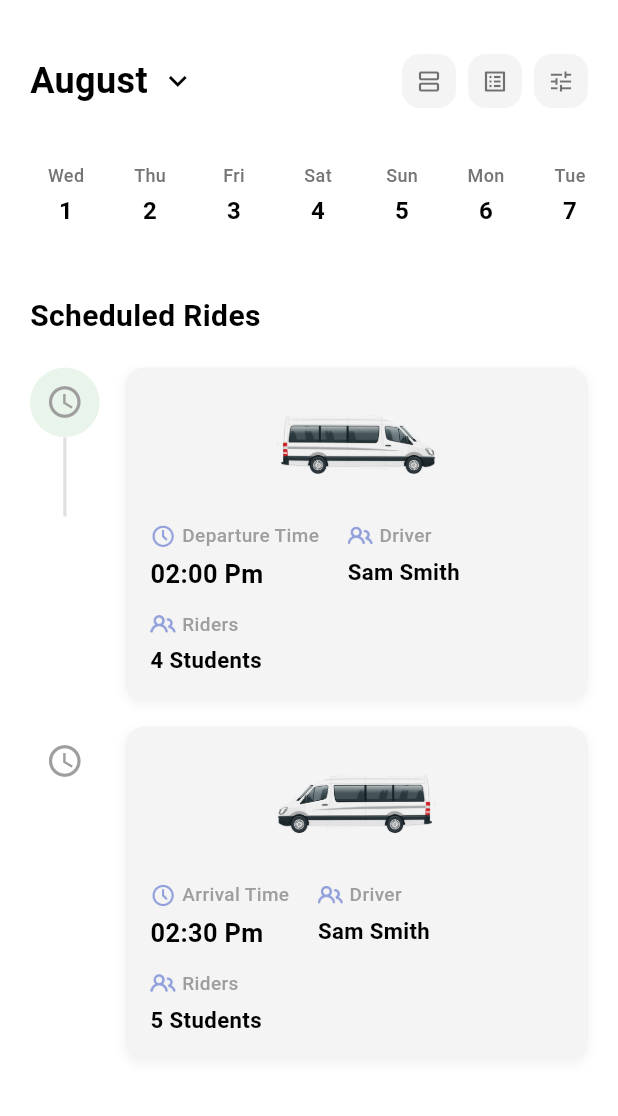
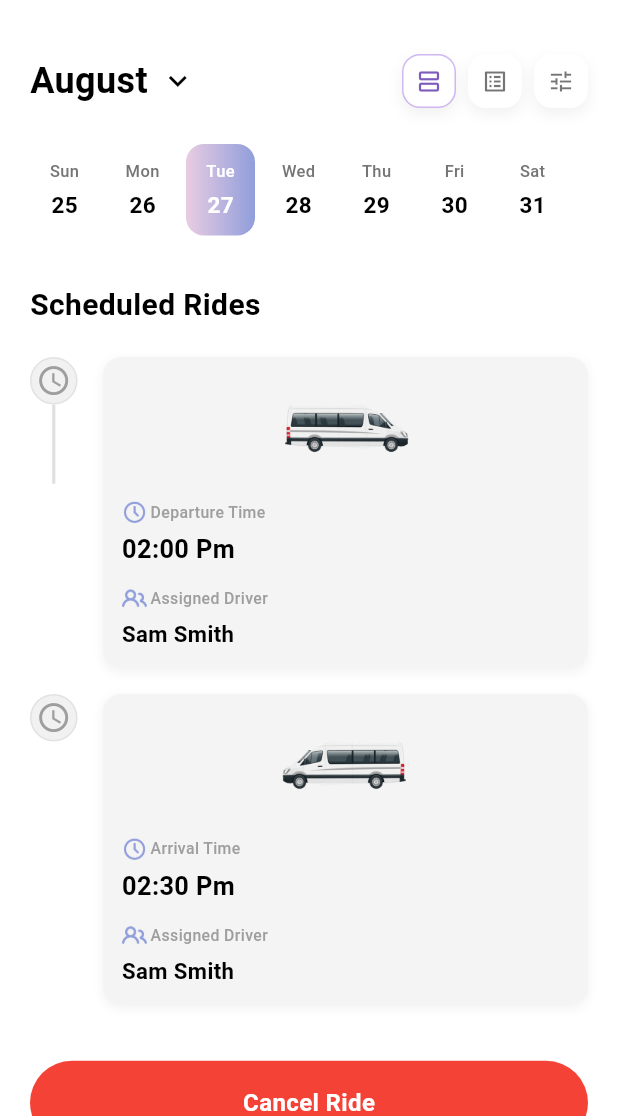
Before and after one commit to MKhalidHossain/Perent_monitoring-Role-parent-driver, a Flutter app: the DriverCalendarScreen screen opened by its route, on a phone screen of 412 x 824 dp, the part 120-1236 px from its top. Run offline on Flutter 3.47's test engine with Material 3 defaults, Android fonts, the phone set to English and light mode, and no system bars; our stand-ins replace flutter_animate, get, google_maps_flutter, image_picker, pin_code_fields, shared_preferences; missing offline and left inert: email_otp; accounts and stored records are empty.

Commit message:
DriverCalendarScreen make responsive and fix up renderflex issue

```diff
--- a/lib/config/app_url.dart
+++ b/lib/config/app_url.dart
@@ -1,5 +1,6 @@
 abstract class AppUrl {
-  static const String baseUrl = 'http://10.10.5.95:5001/api/v1';
+  // static const String baseUrl = 'http://10.10.5.95:5001/api/v1';
+  static const String baseUrl = 'http://localhost:5001/api/v1';
   static const String login = '$baseUrl/users/login';
   static const String register = '$baseUrl/users/register';
   static const String sendOtp = '$baseUrl/auth/send-otp';
--- a/lib/views/calendar/driver_calendar_screen.dart
+++ b/lib/views/calendar/driver_calendar_screen.dart
@@ -19,6 +19,7 @@
  final int currentIndex = 1; // Calendar tab selected
   String _selectedMonth = 'August';
   int _selectedDay = 27;
+  int _selectedView = 0;
 
   final List<String> _months = [
     'January',
@@ -36,37 +37,13 @@
   ];
 
   final List<Map<String, dynamic>> _weekDays = [
-    {'day': 'Wed', 'date': 1},
-    {'day': 'Thu', 'date': 2},
-    {'day': 'Fri', 'date': 3},
-    {'day': 'Sat', 'date': 4},
-    {'day': 'Sun', 'date': 5},
-    {'day': 'Mon', 'date': 6},
-    {'day': 'Tue', 'date': 7},
-    {'day': 'Wed', 'date': 8},
-    {'day': 'Thu', 'date': 9},
-    {'day': 'Fri', 'date': 10},
-    {'day': 'Sat', 'date': 11},
-    {'day': 'Sun', 'date': 12},
-    {'day': 'Mon', 'date': 13},
-    {'day': 'Tue', 'date': 14},
-    {'day': 'Wed', 'date': 15},
-    {'day': 'Thu', 'date': 16},
-    {'day': 'Fri', 'date': 17},
-    {'day': 'Sat', 'date': 18},
-    {'day': 'Sun', 'date': 19},
-    {'day': 'Mon', 'date': 20},
-    {'day': 'Tue', 'date': 21},
-    {'day': 'Wed', 'date': 22},
-    {'day': 'Thu', 'date': 23},
-    {'day': 'Fri', 'date': 24},
-    {'day': 'Sat', 'date': 25},
-    {'day': 'Sun', 'date': 26},
-    {'day': 'Mon', 'date': 27},
-    {'day': 'Tue', 'date': 28},
-    {'day': 'Wed', 'date': 29},
-    {'day': 'Thu', 'date': 30},
-    {'day': 'Fri', 'date': 31},
+    {'day': 'Sun', 'date': 25},
+    {'day': 'Mon', 'date': 26},
+    {'day': 'Tue', 'date': 27},
+    {'day': 'Wed', 'date': 28},
+    {'day': 'Thu', 'date': 29},
+    {'day': 'Fri', 'date': 30},
+    {'day': 'Sat', 'date': 31},
   ];
 
   final List<RideModel> _scheduledRides = [
@@ -150,11 +127,20 @@
                     // View Options
                     Row(
                       children: [
-                        _buildViewOption(Icons.view_agenda_outlined),
+                        _buildViewOption(
+                          Icons.view_agenda_outlined,
+                          0,
+                        ),
                         const SizedBox(width: 8),
-                        _buildViewOption(Icons.list_alt_outlined),
+                        _buildViewOption(
+                          Icons.list_alt_outlined,
+                          1,
+                        ),
                         const SizedBox(width: 8),
-                        _buildViewOption(Icons.tune),
+                        _buildViewOption(
+                          Icons.tune,
+                          2,
+                        ),
                       ],
                     ),
                   ],
@@ -165,20 +151,26 @@
               // Week Calendar
               Padding(
                 padding: const EdgeInsets.symmetric(horizontal: 20),
-                child: SingleChildScrollView(
-                  scrollDirection: Axis.horizontal,
-                  child: Row(
-                    children: _weekDays.map((dayData) {
+                child: LayoutBuilder(
+                  builder: (context, constraints) {
+                    final double itemWidth =
+                        min(46, (constraints.maxWidth - 6 * 6) / 7);
+                    return Row(
+                      children: _weekDays.asMap().entries.map((entry) {
+                        final dayData = entry.value;
+                        final bool isLast = entry.key == _weekDays.length - 1;
                         return Padding(
-                        padding: const EdgeInsets.only(right: 8.0),
+                          padding: EdgeInsets.only(right: isLast ? 0 : 6),
                           child: _buildDayItem(
                             dayData['day'],
                             dayData['date'],
                             dayData['date'] == _selectedDay,
+                            width: itemWidth,
                           ),
                         );
                       }).toList(),
-                  ),
+                    );
+                  },
                 ),
               ),
               const SizedBox(height: 32),
@@ -298,7 +290,8 @@
   //
   // }
 
-  Widget _buildDayItem(String day, int date, bool isSelected) {
+  Widget _buildDayItem(String day, int date, bool isSelected,
+      {double width = 46}) {
     return GestureDetector(
       onTap: () {
         setState(() {
@@ -306,8 +299,8 @@
         });
       },
       child: Container(
-        width: 48,
-        padding: const EdgeInsets.symmetric(vertical: 12),
+        width: width,
+        padding: const EdgeInsets.symmetric(vertical: 10),
         decoration: BoxDecoration(
           gradient: isSelected
               ? AppColors.buttonGradient // Use the gradient if selected
@@ -322,7 +315,7 @@
             Text(
               day,
               style: TextStyle(
-                fontSize: 12,
+                fontSize: 11,
                 color: isSelected ? Colors.white : Colors.grey[600],
                 fontWeight: FontWeight.w500,
               ),
@@ -331,7 +324,7 @@
             Text(
               date.toString(),
               style: TextStyle(
-                fontSize: 16,
+                fontSize: 15,
                 fontWeight: FontWeight.bold,
                 color: isSelected ? Colors.white : Colors.black,
               ),
@@ -342,18 +335,37 @@
     );
   }
 
-  Widget _buildViewOption(IconData icon) {
-    return Container(
+  Widget _buildViewOption(IconData icon, int index) {
+    final bool isSelected = _selectedView == index;
+    return GestureDetector(
+      onTap: () {
+        setState(() {
+          _selectedView = index;
+        });
+      },
+      child: Container(
         width: 36,
         height: 36,
         decoration: BoxDecoration(
-        color: const Color(0xFFF4F4F4),
+          color: Colors.white,
           borderRadius: BorderRadius.circular(12),
+          boxShadow: [
+            BoxShadow(
+              color: Colors.black.withOpacity(0.06),
+              blurRadius: 8,
+              offset: const Offset(0, 4),
+            ),
+          ],
+          border: Border.all(
+            color: isSelected ? const Color(0xFFCFB7F2) : Colors.transparent,
+            width: 1,
+          ),
         ),
         child: Icon(
           icon,
           size: 18,
-        color: Colors.black54,
+          color: isSelected ? const Color(0xFF7C5BBD) : Colors.black54,
+        ),
       ),
     );
   }
@@ -378,23 +390,22 @@
   // Icons & colors
   final IconData leadingIcon = Icons.access_time;
   final Color leadingIconColor = Colors.grey;
-  final Color leadingBg =
-      isDeparture ? Colors.green.withOpacity(0.12) : Colors.transparent;
+  final Color leadingBg = const Color(0xFFF1F1F1);
 
   // Sizes
   final double outerBottom = s(16);
-  final double gap = s(12);
-  final double cardPad = s(isTablet ? 18 : 16);
+  final double gap = s(8);
+  final double cardPad = s(isTablet ? 16 : 12);
 
-  final double timelineCircle = s(44); // diameter
-  final double timelineIconSize = s(24);
+  final double timelineCircle = s(30); // diameter
+  final double timelineIconSize = s(22);
   final double connectorH = s(isTablet ? 64 : 50);
 
-  final double vehicleW = s(isTablet ? 140 : 100);
+  final double vehicleW = s(isTablet ? 140 : 80);
   final double vehicleH = s(isTablet ? 90 : 70);
 
   TextStyle labelStyle() => TextStyle(
-        fontSize: s(12),
+        fontSize: s(10),
         color: Colors.grey,
         fontWeight: FontWeight.w500,
       );
@@ -415,11 +426,18 @@
       mainAxisSize: MainAxisSize.min,
       children: [
         Row(
-          mainAxisSize: MainAxisSize.min,
           children: [
             Image.asset(iconPath, width: s(16), height: s(16)),
-            SizedBox(width: s(4)),
-            Text(label, style: labelStyle()),
+            SizedBox(width: s(2)),
+            Flexible(
+              child: Text(
+                label,
+                style: labelStyle(
+                ),
+                overflow: TextOverflow.ellipsis,
+
+              ),
+            ),
           ],
         ),
         SizedBox(height: s(4)),
@@ -465,13 +483,8 @@
               iconPath: IconPath.timeIcon,
             ),
             infoBlock(
-              label: 'Driver',
+              label: 'Assigned Driver',
               value: ride.driverName,
-              iconPath: IconPath.riderIcon,
-            ),
-            infoBlock(
-              label: 'Riders',
-              value: '${ride.ridersCount} Students',
               iconPath: IconPath.riderIcon,
             ),
           ],
@@ -488,31 +501,19 @@
         SizedBox(width: s(16)),
         Expanded(
           child: Row(
-            mainAxisAlignment: MainAxisAlignment.spaceBetween,
             children: [
-              Flexible(
-                child: Column(
-                  crossAxisAlignment: CrossAxisAlignment.start,
-                  children: [
-                    infoBlock(
+              Expanded(
+                child: infoBlock(
                   label: isDeparture ? 'Departure Time' : 'Arrival Time',
                   value: isDeparture ? ride.departureTime : ride.arrivalTime,
                   iconPath: IconPath.timeIcon,
                 ),
-                    SizedBox(height: s(10)),
-                    infoBlock(
-                      label: 'Driver',
-                      value: ride.driverName,
-                      iconPath: IconPath.riderIcon,
-                    ),
-                  ],
-                ),
               ),
               SizedBox(width: s(14)),
-              Flexible(
+              Expanded(
                 child: infoBlock(
-                  label: 'Riders',
-                  value: '${ride.ridersCount} Students',
+                  label: 'Assigned Driver',
+                  value: ride.driverName,
                   iconPath: IconPath.riderIcon,
                 ),
               ),
@@ -539,6 +540,7 @@
                 decoration: BoxDecoration(
                   color: leadingBg,
                   shape: BoxShape.circle,
+                  border: Border.all(color: const Color(0xFFE2E2E2)),
                 ),
                 child: Icon(
                   leadingIcon,
--- a/lib/widgets/dashboard_widgets.dart
+++ b/lib/widgets/dashboard_widgets.dart
@@ -227,7 +227,9 @@
                   final ride = entry.value;
                   return GestureDetector(
                     onTap: onRideTap == null ? null : () => onRideTap!(ride),
-                    child: _buildRideCard(ride, index, rides.length),
+                    child:
+
+                    _buildRideCard(ride, index, rides.length),
                   );
                 }),
                 const SizedBox(height: 20),
```
Also changed, not shown: 1 other file. Lines whose indentation alone changed are shown as unchanged.
